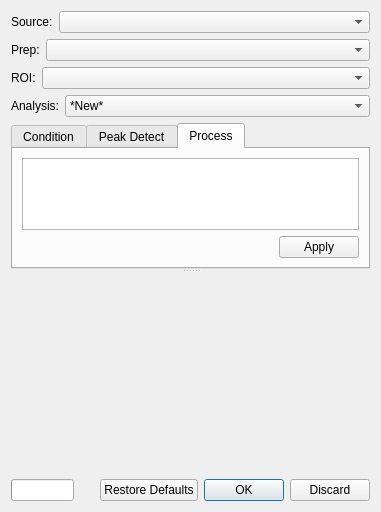
Old version of the form src/ui/KairoSightWidgetAnalyze.ui in the repository kairosight/KairoSight.
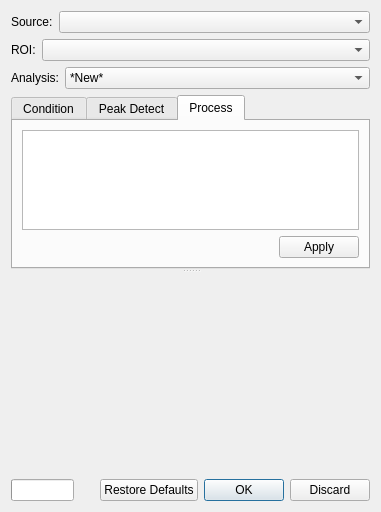
New version of the form. Custom widgets are drawn as their Qt base class.

Commit message: Removing Image Prep from analysis structure

What changed in the file:
```diff
--- a/src/ui/KairoSightWidgetAnalyze.ui
+++ b/src/ui/KairoSightWidgetAnalyze.ui
@@ -56,36 +56,6 @@
      </item>
     </layout>
    </item>
-   <item>
-    <layout class="QHBoxLayout" name="horizontalLayout_7">
-     <item>
-      <widget class="QLabel" name="labelPreps">
-       <property name="sizePolicy">
-        <sizepolicy hsizetype="Preferred" vsizetype="Preferred">
-         <horstretch>0</horstretch>
-         <verstretch>0</verstretch>
-        </sizepolicy>
-       </property>
-       <property name="text">
-        <string>Prep:</string>
-       </property>
-       <property name="textFormat">
-        <enum>Qt::PlainText</enum>
-       </property>
-      </widget>
-     </item>
-     <item>
-      <widget class="QComboBox" name="comboBoxPreps">
-       <property name="sizePolicy">
-        <sizepolicy hsizetype="Expanding" vsizetype="Fixed">
-         <horstretch>0</horstretch>
-         <verstretch>0</verstretch>
-        </sizepolicy>
-       </property>
-      </widget>
-     </item>
-    </layout>
-   </item>
    <item>
     <layout class="QHBoxLayout" name="horizontalLayout_5">
      <item>
```
The commit also changes 4 other files.
